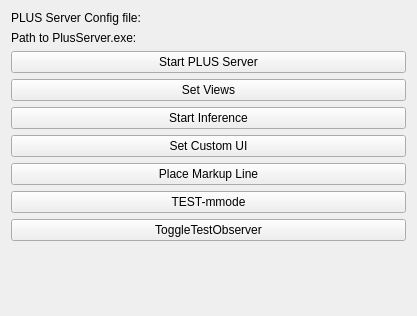
Above: UltrasoundObjectDetection/SlicerModule/BLUELungUltrasound/Resources/UI/BLUELungUltrasound.ui from SlicerIGT/aigt before the change. Below: the same form after it.
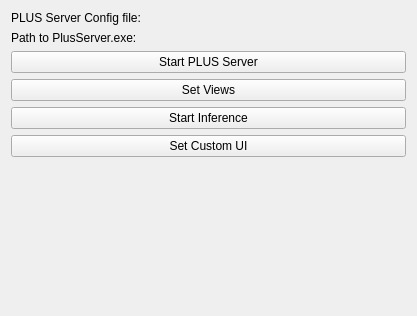
That is the form after the change. Custom widgets are drawn as their Qt base class.

Commit message: Cleanup slicer module for merge

The edit to the form file:
```diff
--- a/UltrasoundObjectDetection/SlicerModule/BLUELungUltrasound/Resources/UI/BLUELungUltrasound.ui
+++ b/UltrasoundObjectDetection/SlicerModule/BLUELungUltrasound/Resources/UI/BLUELungUltrasound.ui
@@ -82,30 +82,6 @@
      </property>
     </widget>
    </item>
-   <item>
-    <widget class="QPushButton" name="placeMarkupLineButton">
-     <property name="text">
-      <string>Place Markup Line</string>
-     </property>
-    </widget>
-   </item>
-   <item>
-    <widget class="QPushButton" name="generateMModeButton">
-     <property name="text">
-      <string>TEST-mmode</string>
-     </property>
-    </widget>
-   </item>
-   <item>
-    <widget class="QPushButton" name="toggleTestObserverButton">
-     <property name="text">
-      <string>ToggleTestObserver</string>
-     </property>
-     <property name="checkable">
-      <bool>true</bool>
-     </property>
-    </widget>
-   </item>
    <item>
     <spacer name="verticalSpacer">
      <property name="orientation">
```
The commit also changes 2 other files.
